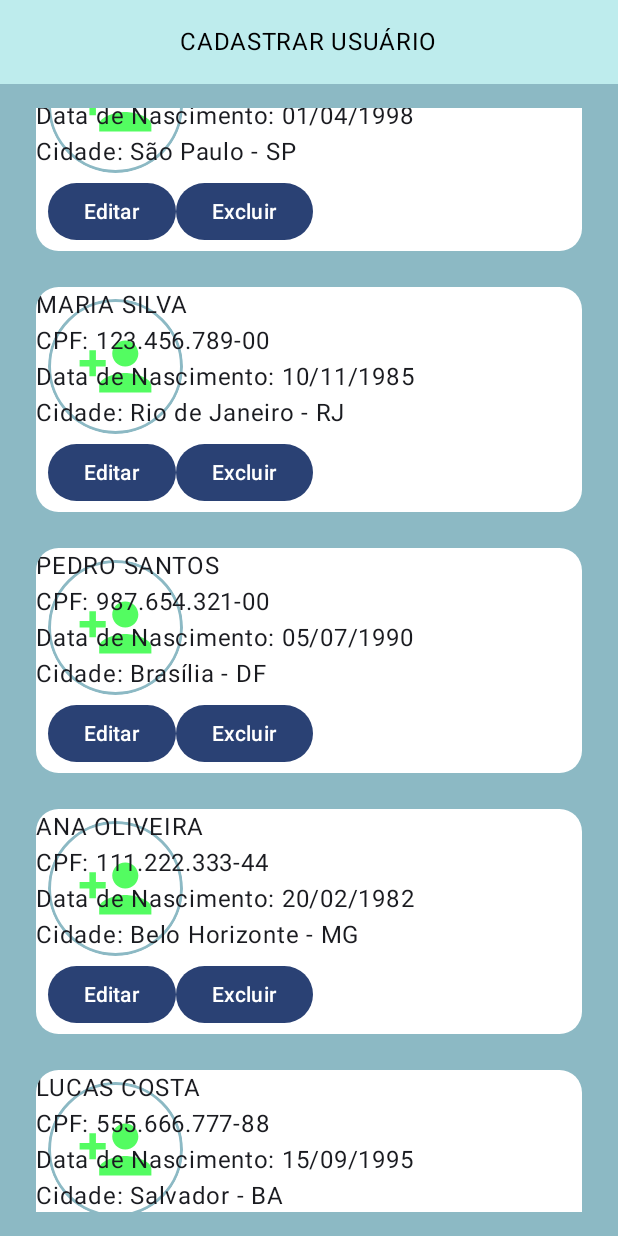
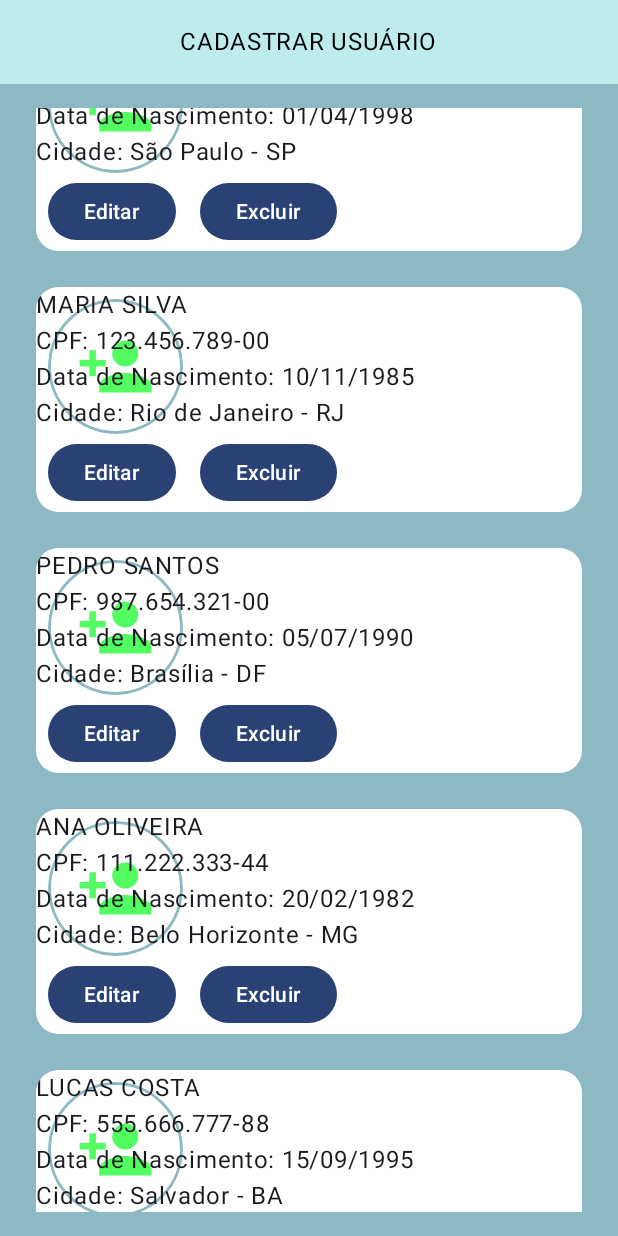
Before and after one commit to jessmelo/people-manager-android, an Android app built with Jetpack Compose: the UserListScreen screen opened through its navigation route, on a phone screen of 412 x 824 dp. Run offline under Robolectric (Android 15) with nearby library versions, the phone set to English and light mode, and no system bars; our stand-ins replace Room's generated code, livedata-compose.

Commit message:
design updates

```diff
--- a/app/src/main/java/com/hexagon/challenge/ui/views/userList/UserListScreen.kt
+++ b/app/src/main/java/com/hexagon/challenge/ui/views/userList/UserListScreen.kt
@@ -7,6 +7,7 @@ import androidx.compose.foundation.layout.Arrangement
 import androidx.compose.foundation.layout.Box
 import androidx.compose.foundation.layout.Column
 import androidx.compose.foundation.layout.Row
+import androidx.compose.foundation.layout.Spacer
 import androidx.compose.foundation.layout.fillMaxSize
 import androidx.compose.foundation.layout.fillMaxWidth
 import androidx.compose.foundation.layout.height
@@ -130,6 +131,7 @@ fun UserListScreen(viewModel: UserListViewModel, onEditUserClick: (String) -> Un
                                             ) {
                                                 Text(text = "Editar")
                                             }
+                                            Spacer(modifier = Modifier.width(16.dp))
                                             Button(
                                                 onClick = { viewModel.deleteUser(user) }
                                             ) {
```
